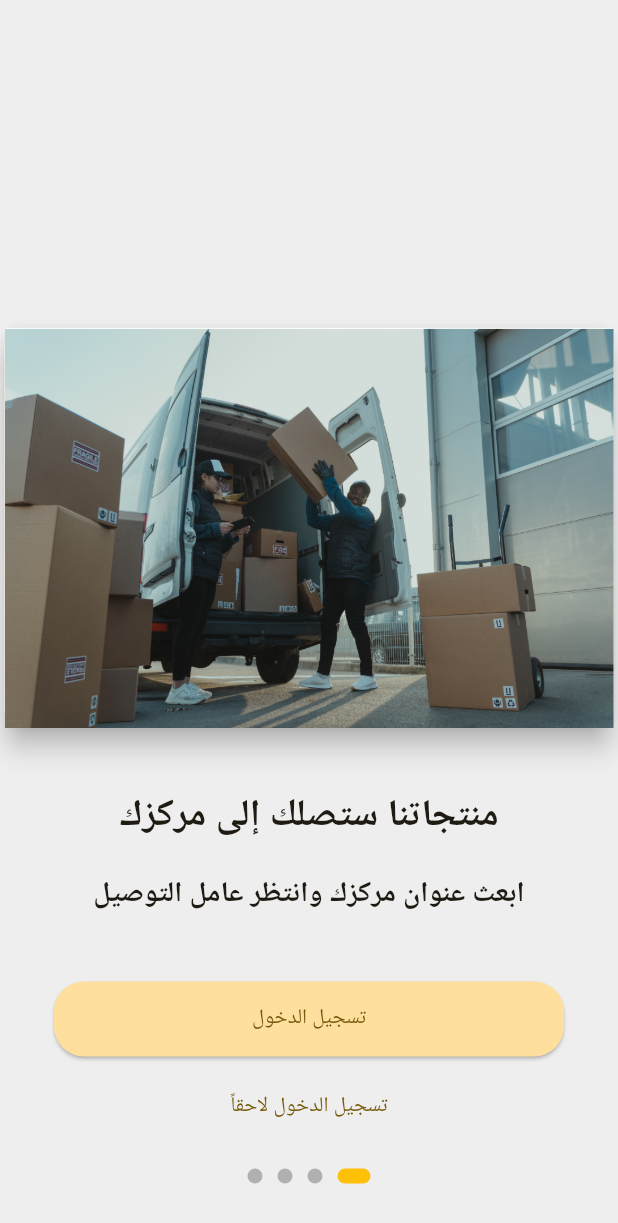
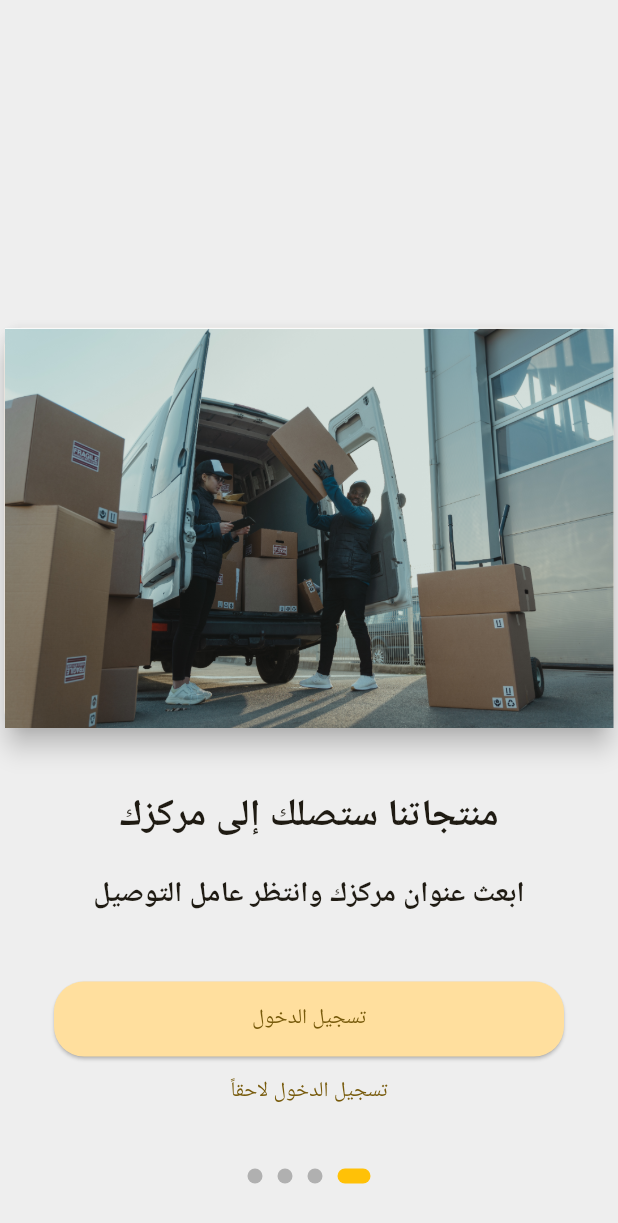
Before and after one commit to samehsy/union-eyes, a Flutter app: the screen it shows after launch, swiped to page 4, on a phone screen of 412 x 824 dp. Shown: the top 1223 px of the screen. Run offline on Flutter 3.47's test engine with Material 2 defaults, Android fonts, the phone set to English and light mode, and no system bars; drawn by our look-alikes of introduction_screen; our stand-ins replace dio, flutter_secure_storage, get_it, go_router, hive_flutter; accounts and stored records are empty; Roboto replaces fonts that are missing (Cairo, Cario).

Commit message:
intro ui

```diff
--- a/lib/screens/introduction_screen.dart
+++ b/lib/screens/introduction_screen.dart
@@ -116,7 +116,7 @@ class IntroductionScren extends StatelessWidget {
                     },
                     child: const Text("تسجيل الدخول"),
                   ),
-                  SizedBox(height: 10),
+
                   TextButton(
                       onPressed: () {
                          context.go('/home');
```
Also changed, not shown: 1 other file.
